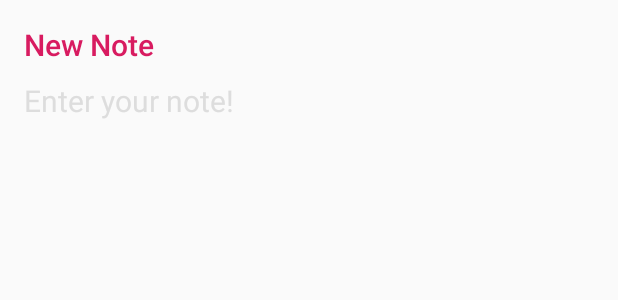
After one commit to xsfjx/ServerShit, an Android app: the layout note_dialog.xml on its own in the app's theme, with its tools: preview values and no code run, on a phone screen of 412 x 824 dp. The commit adds this screen. Shown: the top 300 px of the screen. Run offline under Robolectric (Android 15) with nearby library versions, the phone set to English and light mode, and no system bars.

Commit message:
Add recyclerView activity

```diff
--- a/app/src/main/AndroidManifest.xml
+++ b/app/src/main/AndroidManifest.xml
@@ -19,6 +19,7 @@
                 <category android:name="android.intent.category.LAUNCHER" />
             </intent-filter>
         </activity>
+        <activity android:name=".RecycleViewActivity"/>
     </application>
 
 </manifest>
--- /dev/null
+++ b/app/src/main/res/layout/note_dialog.xml
@@ -0,0 +1,33 @@
+<?xml version="1.0" encoding="utf-8"?>
+<LinearLayout xmlns:android="http://schemas.android.com/apk/res/android"
+    android:layout_width="match_parent"
+    android:layout_height="match_parent"
+    android:orientation="vertical"
+    android:paddingLeft="@dimen/activity_margin"
+    android:paddingRight="@dimen/activity_margin"
+    android:paddingTop="@dimen/activity_margin">
+
+    <TextView android:id="@+id/dialog_title"
+        android:layout_width="wrap_content"
+        android:layout_height="wrap_content"
+        android:layout_marginBottom="@dimen/dimen_10"
+        android:fontFamily="sans-serif-medium"
+        android:lineSpacingExtra="8sp"
+        android:text="@string/lbl_new_note_title"
+        android:textColor="@color/colorAccent"
+        android:textSize="@dimen/lbl_new_note_title"
+        android:textStyle="normal" />
+
+    <EditText
+        android:id="@+id/note"
+        android:layout_width="match_parent"
+        android:layout_height="wrap_content"
+        android:background="@android:color/transparent"
+        android:gravity="top"
+        android:hint="@string/hint_enter_note"
+        android:inputType="textCapSentences|textMultiLine"
+        android:lines="4"
+        android:textColorHint="@color/hint_enter_note"
+        android:textSize="@dimen/input_new_note" />
+
+</LinearLayout>
--- a/app/src/main/res/values/strings.xml
+++ b/app/src/main/res/values/strings.xml
@@ -11,4 +11,6 @@
     <string name="single">Single?</string>
     <string name="set">Set</string>
     <string name="get">Get</string>
+    <string name="notes">Notes</string>
+    <string name="new_note">New Note</string>
 </resources>
```
Also changed, not shown: app/src/main/java/com/servershit/RecycleViewActivity.java (added, +230 -0 lines), app/src/main/java/com/servershit/RecyclerTouchListener.java (added, +55 -0 lines), app/src/main/res/layout/recycle_view.xml (added, +30 -0 lines).
